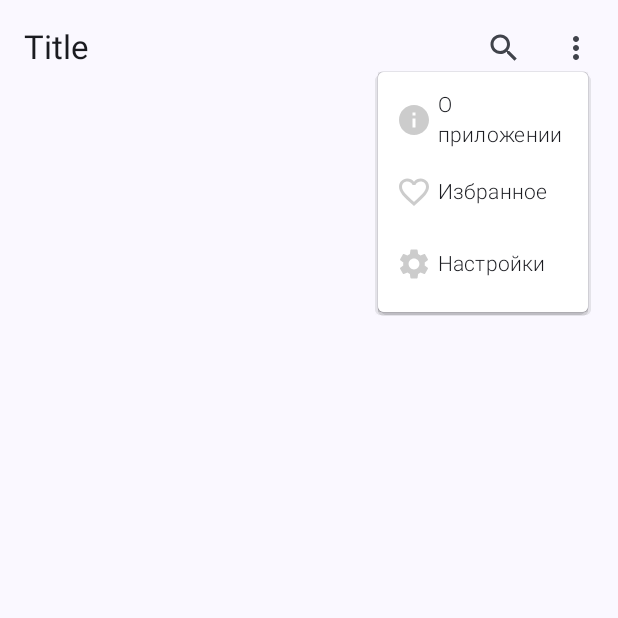
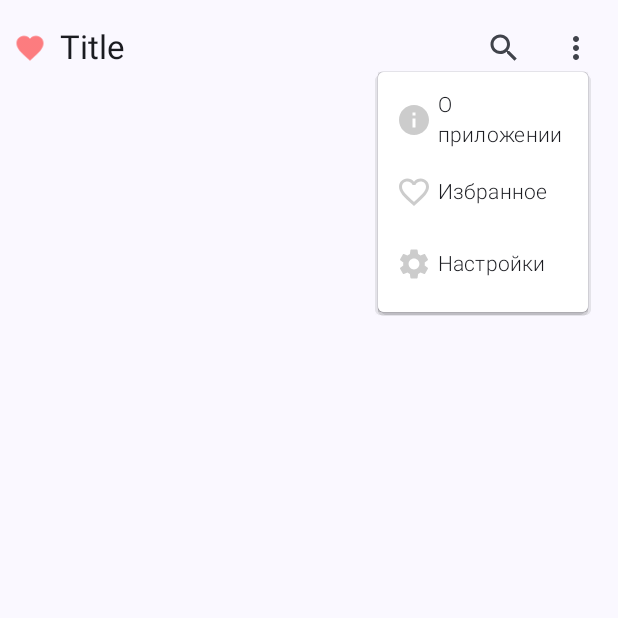
Before and after one commit to arstanrakhmat/weather-forecast-compose, an Android app built with Jetpack Compose: the composable WeatherAppBar shown on its own in the app's theme, after a tap on "more icon", on a phone screen of 412 x 824 dp, the top half of it. Run offline under Robolectric (Android 15) with nearby library versions, the phone set to English and light mode, and no system bars; our stand-ins replace Dagger/Hilt's generated code.

```diff
--- a/app/build.gradle
+++ b/app/build.gradle
@@ -102,7 +102,7 @@ dependencies {
     implementation 'com.squareup.retrofit2:converter-gson:2.9.0'
 
     //Room
-    def room_version = "2.5.2"
+    def room_version = "2.6.0"
     implementation "androidx.room:room-runtime:$room_version"
     annotationProcessor "androidx.room:room-compiler:$room_version"
 
--- a/app/src/main/java/com/example/weatherapp/data/WeatherDao.kt
+++ b/app/src/main/java/com/example/weatherapp/data/WeatherDao.kt
@@ -15,8 +15,8 @@ interface WeatherDao {
     @Query("SELECT * FROM fav_tbl")
     fun getFavorites(): Flow<List<Favorite>>
 
-    @Query("SELECT * FROM fav_tbl WHERE city =:city")
-    suspend fun getFavById(city: String): Favorite
+//    @Query("SELECT * FROM fav_tbl WHERE city =:city")
+//    suspend fun getFavById(city: String): Favorite
 
     @Insert(onConflict = OnConflictStrategy.REPLACE)
     suspend fun insertFavorite(favorite: Favorite)
--- a/app/src/main/java/com/example/weatherapp/repository/WeatherDbRepository.kt
+++ b/app/src/main/java/com/example/weatherapp/repository/WeatherDbRepository.kt
@@ -12,5 +12,5 @@ class WeatherDbRepository @Inject constructor(private val weatherDao: WeatherDao
     suspend fun updateFavorite(favorite: Favorite) = weatherDao.updateFavorite(favorite)
     suspend fun deleteAllFavorites() = weatherDao.deleteAllFavorites()
     suspend fun deleteFavorite(favorite: Favorite) = weatherDao.deleteFavorite(favorite)
-    suspend fun getFavById(city: String) = weatherDao.getFavById(city)
+//    suspend fun getFavById(city: String) = weatherDao.getFavById(city)
 }
--- a/app/src/main/java/com/example/weatherapp/screens/main/MainScreen.kt
+++ b/app/src/main/java/com/example/weatherapp/screens/main/MainScreen.kt
@@ -138,7 +138,7 @@ fun MainContent(data: Weather) {
         Divider()
         SunsetAndSunriseRow(weather = data.list[0])
         Text(
-            text = "This week",
+            text = "На этой неделе",
             style = MaterialTheme.typography.headlineSmall,
             fontWeight = FontWeight.Bold
         )
--- a/app/src/main/java/com/example/weatherapp/screens/splash/WeatherSplashScreen.kt
+++ b/app/src/main/java/com/example/weatherapp/screens/splash/WeatherSplashScreen.kt
@@ -30,7 +30,7 @@ import kotlinx.coroutines.delay
 
 @Composable
 fun WeatherSplashScreen(navController: NavController) {
-    val defaultCity = "Moscow"
+    val defaultCity = "Osh"
     val scale = remember {
         Animatable(0f)
     }
--- a/app/src/main/java/com/example/weatherapp/widgets/WeatherAppBar.kt
+++ b/app/src/main/java/com/example/weatherapp/widgets/WeatherAppBar.kt
@@ -8,9 +8,11 @@ import androidx.compose.foundation.layout.Column
 import androidx.compose.foundation.layout.Row
 import androidx.compose.foundation.layout.absolutePadding
 import androidx.compose.foundation.layout.fillMaxWidth
+import androidx.compose.foundation.layout.padding
 import androidx.compose.foundation.layout.width
 import androidx.compose.foundation.layout.wrapContentSize
 import androidx.compose.material.icons.Icons
+import androidx.compose.material.icons.filled.Favorite
 import androidx.compose.material.icons.filled.FavoriteBorder
 import androidx.compose.material.icons.filled.Info
 import androidx.compose.material.icons.filled.Search
@@ -32,13 +34,17 @@ import androidx.compose.runtime.remember
 import androidx.compose.runtime.setValue
 import androidx.compose.ui.Alignment
 import androidx.compose.ui.Modifier
+import androidx.compose.ui.draw.scale
 import androidx.compose.ui.graphics.Color
 import androidx.compose.ui.graphics.vector.ImageVector
 import androidx.compose.ui.text.font.FontWeight
 import androidx.compose.ui.unit.Dp
 import androidx.compose.ui.unit.dp
+import androidx.hilt.navigation.compose.hiltViewModel
 import androidx.navigation.NavController
+import com.example.weatherapp.model.Favorite
 import com.example.weatherapp.navigation.WeatherScreens
+import com.example.weatherapp.screens.favorites.FavoriteViewModel
 
 @OptIn(ExperimentalMaterial3Api::class)
 
@@ -49,6 +55,7 @@ fun WeatherAppBar(
     isMainScreen: Boolean = true,
     elevation: Dp = 0.dp,
     navController: NavController,
+    favoriteViewModel: FavoriteViewModel = hiltViewModel(),
     onAddActionClicked: () -> Unit = {},
     onButtonClicked: () -> Unit = {}
 ) {
@@ -91,6 +98,24 @@ fun WeatherAppBar(
                         modifier = Modifier.clickable {
                             onButtonClicked.invoke()
                         })
+                }
+                if (isMainScreen) {
+                    Icon(
+                        imageVector = Icons.Default.Favorite,
+                        contentDescription = "Favorite Icon",
+                        modifier = Modifier
+                            .padding(start = 4.dp, end = 4.dp)
+                            .scale(0.9f)
+                            .clickable {
+                                val dataList = title.split(",")
+                                favoriteViewModel.insertFavorite(
+                                    Favorite(
+                                        city = dataList[0],
+                                        country = dataList[1]
+                                    )
+                                )
+                            }, tint = Color.Red.copy(alpha = 0.5f)
+                    )
                 }
             }
         )
```
Also changed, not shown: app/src/main/java/com/example/weatherapp/screens/favorites/FavoriteScreens.kt (+103 -2 lines).
